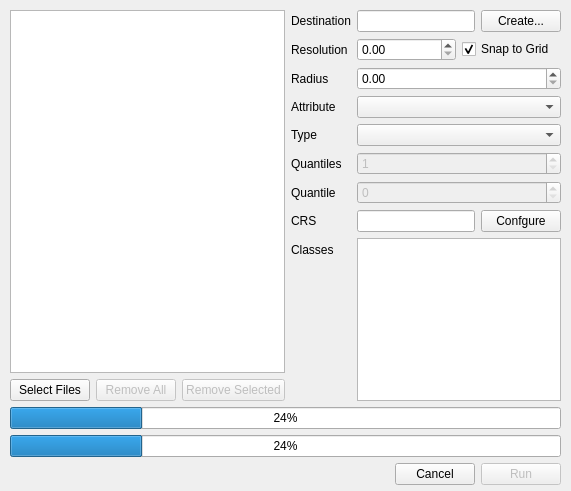
Old version of the form src/apps/lasgrid.ui in the repository zxgdll/geotools.
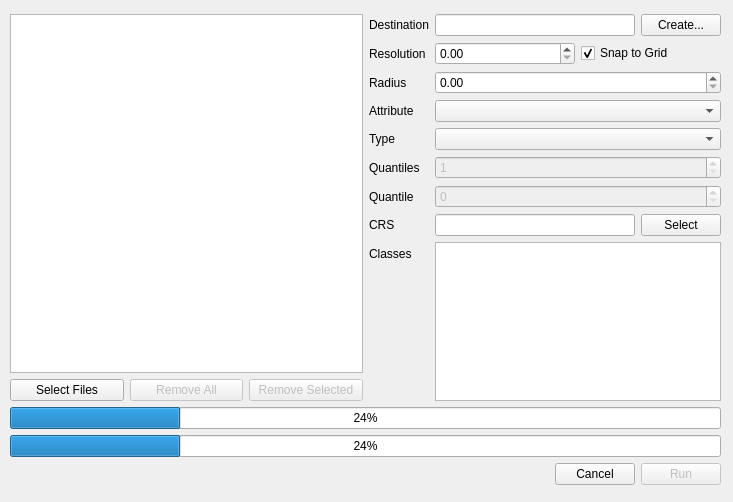
New version of the form.

Commit message: CRS selector for lasgrid works. UI still doesn't do anything.

Patch:
```diff
--- a/src/apps/lasgrid.ui
+++ b/src/apps/lasgrid.ui
@@ -6,8 +6,8 @@
    <rect>
     <x>0</x>
     <y>0</y>
-    <width>571</width>
-    <height>491</height>
+    <width>733</width>
+    <height>502</height>
    </rect>
   </property>
   <property name="windowTitle">
@@ -17,9 +17,9 @@
    <property name="geometry">
     <rect>
      <x>10</x>
-     <y>10</y>
-     <width>551</width>
-     <height>475</height>
+     <y>14</y>
+     <width>711</width>
+     <height>471</height>
     </rect>
    </property>
    <layout class="QVBoxLayout" name="verticalLayout" stretch="1,0,1,0">
@@ -188,7 +188,7 @@
           <item>
            <widget class="QPushButton" name="btnCRSConfig">
             <property name="text">
-             <string>Confgure</string>
+             <string>Select</string>
             </property>
            </widget>
           </item>
```
The commit also changes 4 other files.
